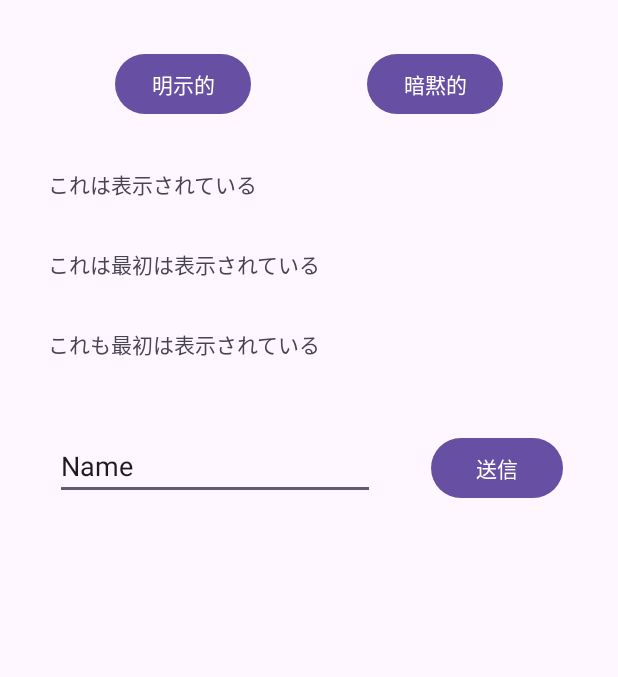
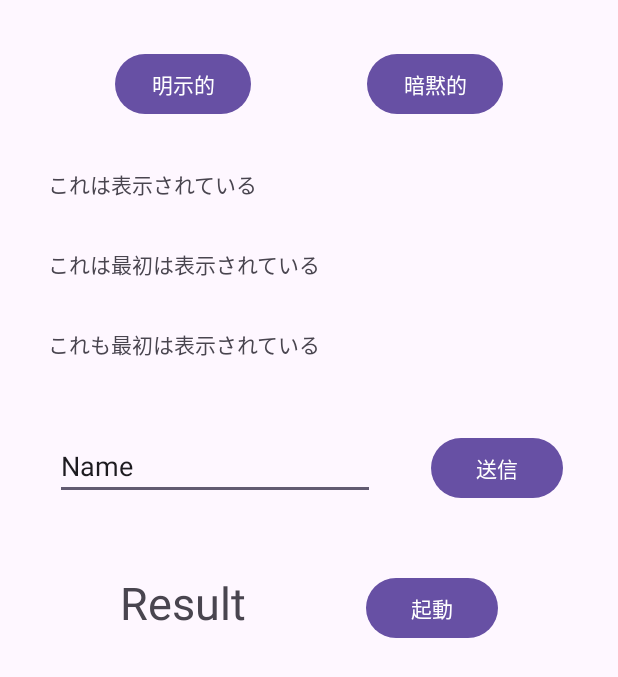
Before and after one commit to muj-k/android_test, an Android app: the screen it shows after launch (MainActivity2), on a phone screen of 412 x 824 dp. Shown: the top 677 px of the screen. Run offline under Robolectric (Android 15) with nearby library versions, the phone set to English and light mode, and no system bars.

```diff
--- a/app/src/main/AndroidManifest.xml
+++ b/app/src/main/AndroidManifest.xml
@@ -12,8 +12,11 @@
         android:supportsRtl="true"
         android:theme="@style/Theme.MyApplication">
         <activity
+            android:name=".MainActivity4"
+            android:exported="false" />
+        <activity
             android:name=".MainActivity3"
-            android:exported="true"/>
+            android:exported="true" />
         <activity
             android:name=".MainActivity2"
             android:exported="true">
--- a/app/src/main/res/layout/activity_main2.xml
+++ b/app/src/main/res/layout/activity_main2.xml
@@ -79,4 +79,25 @@
         app:layout_constraintHorizontal_bias="0.0"
         app:layout_constraintStart_toEndOf="@+id/editTextText3"
         app:layout_constraintTop_toTopOf="@+id/editTextText3" />
+
+    <Button
+        android:id="@+id/button5"
+        android:layout_width="wrap_content"
+        android:layout_height="wrap_content"
+        android:text="起動"
+        app:layout_constraintEnd_toEndOf="parent"
+        app:layout_constraintStart_toEndOf="@id/textView6"
+        app:layout_constraintTop_toTopOf="@id/textView6" />
+
+    <TextView
+        android:id="@+id/textView6"
+        android:layout_width="wrap_content"
+        android:layout_height="wrap_content"
+        android:layout_marginTop="48dp"
+        android:text="Result"
+        android:textSize="30sp"
+        app:layout_constraintEnd_toStartOf="@+id/button5"
+        app:layout_constraintHorizontal_bias="0.418"
+        app:layout_constraintStart_toStartOf="parent"
+        app:layout_constraintTop_toBottomOf="@+id/editTextText3" />
 </androidx.constraintlayout.widget.ConstraintLayout>
```
Also changed, not shown: app/src/main/java/jp/ac/meijou/android/s241205063/MainActivity2.java (+35 -0 lines), app/src/main/java/jp/ac/meijou/android/s241205063/MainActivity4.java (added, +49 -0 lines), app/src/main/res/layout/activity_main4.xml (added, +38 -0 lines).
